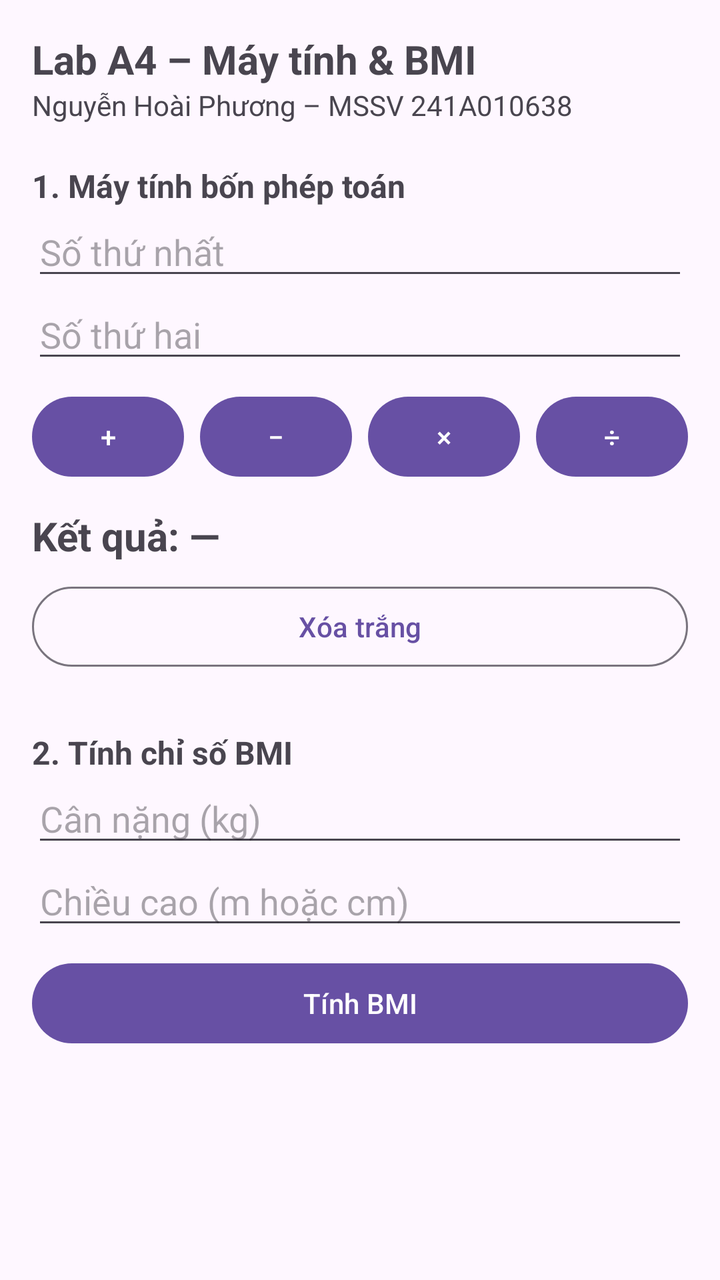
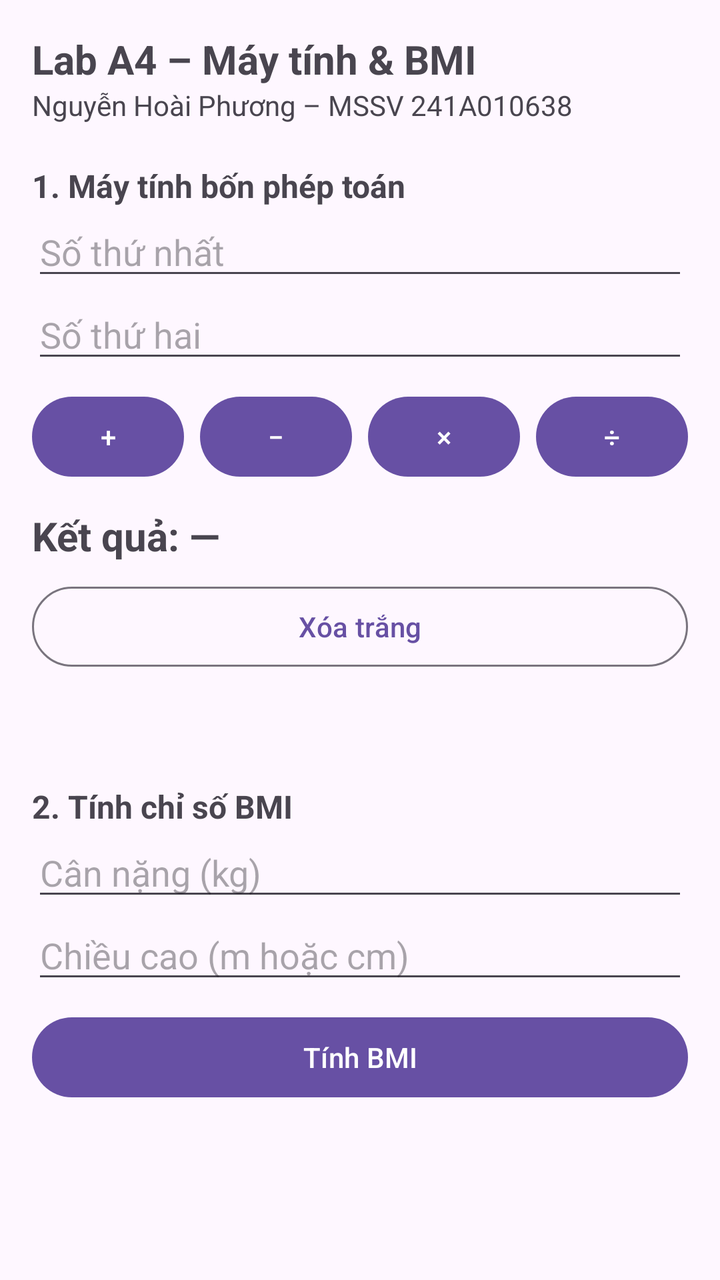

Screens rendered from an Android XML layout before and after an edit, with the pre-edit source and the edit as a unified diff.
<!-- AndroidManifest.xml: application theme Theme.A4_241A010638 -->
<!-- res/layout/activity_main.xml -->
<?xml version="1.0" encoding="utf-8"?>
<ScrollView xmlns:android="http://schemas.android.com/apk/res/android"
    android:id="@+id/main"
    android:layout_width="match_parent"
    android:layout_height="match_parent">
 
    <LinearLayout
        android:layout_width="match_parent"
        android:layout_height="wrap_content"
        android:orientation="vertical"
        android:padding="16dp">
 
        <TextView
            android:layout_width="wrap_content"
            android:layout_height="wrap_content"
            android:text="@string/title"
            android:textSize="20sp"
            android:textStyle="bold" />
 
        <TextView
            android:layout_width="wrap_content"
            android:layout_height="wrap_content"
            android:text="@string/student"
            android:textSize="14sp" />
 
        
        <TextView
            android:layout_width="wrap_content"
            android:layout_height="wrap_content"
            android:layout_marginTop="20dp"
            android:text="@string/section_calc"
            android:textSize="16sp"
            android:textStyle="bold" />
 
        <EditText
            android:id="@+id/edtSoA"
            android:layout_width="match_parent"
            android:layout_height="wrap_content"
            android:hint="@string/hint_a"
            android:importantForAutofill="no"
            android:inputType="numberDecimal|numberSigned" />
 
        <EditText
            android:id="@+id/edtSoB"
            android:layout_width="match_parent"
            android:layout_height="wrap_content"
            android:hint="@string/hint_b"
            android:importantForAutofill="no"
            android:inputType="numberDecimal|numberSigned" />
 
        <LinearLayout
            android:layout_width="match_parent"
            android:layout_height="wrap_content"
            android:layout_marginTop="8dp"
            android:orientation="horizontal">
 
            <Button
                android:id="@+id/btnCong"
                android:layout_width="0dp"
                android:layout_height="wrap_content"
                android:layout_weight="1"
                android:text="@string/op_add" />
 
            <Button
                android:id="@+id/btnTru"
                android:layout_width="0dp"
                android:layout_height="wrap_content"
                android:layout_marginStart="8dp"
                android:layout_weight="1"
                android:text="@string/op_sub" />
 
            <Button
                android:id="@+id/btnNhan"
                android:layout_width="0dp"
                android:layout_height="wrap_content"
                android:layout_marginStart="8dp"
                android:layout_weight="1"
                android:text="@string/op_mul" />
 
            <Button
                android:id="@+id/btnChia"
                android:layout_width="0dp"
                android:layout_height="wrap_content"
                android:layout_marginStart="8dp"
                android:layout_weight="1"
                android:text="@string/op_div" />
        </LinearLayout>
 
        <TextView
            android:id="@+id/tvKetQua"
            android:layout_width="match_parent"
            android:layout_height="wrap_content"
            android:layout_marginTop="12dp"
            android:text="@string/result_placeholder"
            android:textSize="20sp"
            android:textStyle="bold" />
 
        <Button
            android:id="@+id/btnXoa"
            style="?attr/materialButtonOutlinedStyle"
            android:layout_width="match_parent"
            android:layout_height="wrap_content"
            android:layout_marginTop="8dp"
            android:text="@string/clear" />
 
        
        <TextView
            android:layout_width="wrap_content"
            android:layout_height="wrap_content"
            android:layout_marginTop="28dp"
            android:text="@string/section_bmi"
            android:textSize="16sp"
            android:textStyle="bold" />
 
        <EditText
            android:id="@+id/edtCanNang"
            android:layout_width="match_parent"
            android:layout_height="wrap_content"
            android:hint="@string/hint_weight"
            android:importantForAutofill="no"
            android:inputType="numberDecimal" />
 
        <EditText
            android:id="@+id/edtChieuCao"
            android:layout_width="match_parent"
            android:layout_height="wrap_content"
            android:hint="@string/hint_height"
            android:importantForAutofill="no"
            android:inputType="numberDecimal" />
 
        <Button
            android:id="@+id/btnTinhBmi"
            android:layout_width="match_parent"
            android:layout_height="wrap_content"
            android:layout_marginTop="8dp"
            android:text="@string/calc_bmi" />
 
        <TextView
            android:id="@+id/tvBmi"
            android:layout_width="match_parent"
            android:layout_height="wrap_content"
            android:layout_marginTop="12dp"
            android:textSize="20sp"
            android:textStyle="bold" />
 
        <TextView
            android:id="@+id/tvPhanLoai"
            android:layout_width="match_parent"
            android:layout_height="wrap_content"
            android:textSize="16sp" />
    </LinearLayout>
</ScrollView>
<!-- resources referenced by this layout -->
<resources>
  <string name="calc_bmi">Tính BMI</string>
  <string name="clear">Xóa trắng</string>
  <string name="hint_a">Số thứ nhất</string>
  <string name="hint_b">Số thứ hai</string>
  <string name="hint_height">Chiều cao (m hoặc cm)</string>
  <string name="hint_weight">Cân nặng (kg)</string>
  <string name="op_add">+</string>
  <string name="op_div">÷</string>
  <string name="op_mul">×</string>
  <string name="op_sub">−</string>
  <string name="result_placeholder">Kết quả: —</string>
  <string name="section_bmi">2. Tính chỉ số BMI</string>
  <string name="section_calc">1. Máy tính bốn phép toán</string>
  <string name="student">Nguyễn Hoài Phương – MSSV 241A010638</string>
  <string name="title">Lab A4 – Máy tính &amp; BMI</string>
  <style name="Theme.A4_241A010638" parent="Base.Theme.A4_241A010638" />
  <style name="Base.Theme.A4_241A010638" parent="Theme.Material3.DayNight.NoActionBar">
          
          
      </style>
</resources>

<!-- the commit's change to res/layout/activity_main.xml (unified diff, before → after) -->
@@ -105,6 +105,14 @@
  
         
         <TextView
+            android:id="@+id/tvLichSu"
+            android:layout_width="match_parent"
+            android:layout_height="wrap_content"
+            android:layout_marginTop="8dp"
+            android:textSize="14sp" />
+
+        
+        <TextView
             android:layout_width="wrap_content"
             android:layout_height="wrap_content"
             android:layout_marginTop="28dp"
